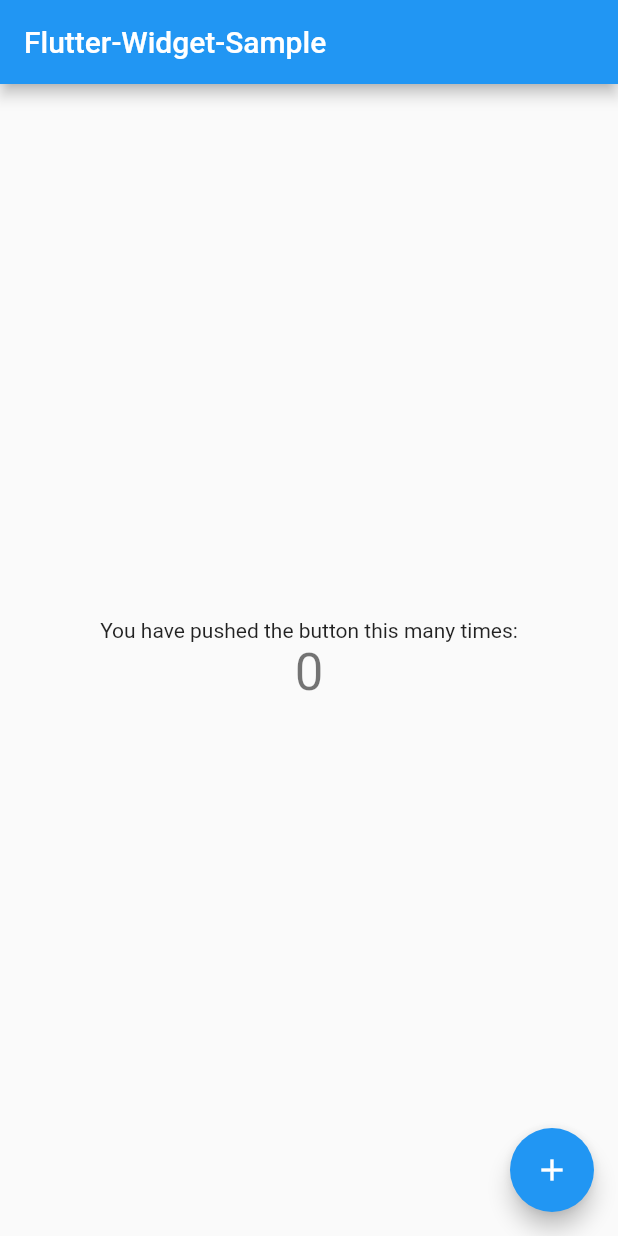
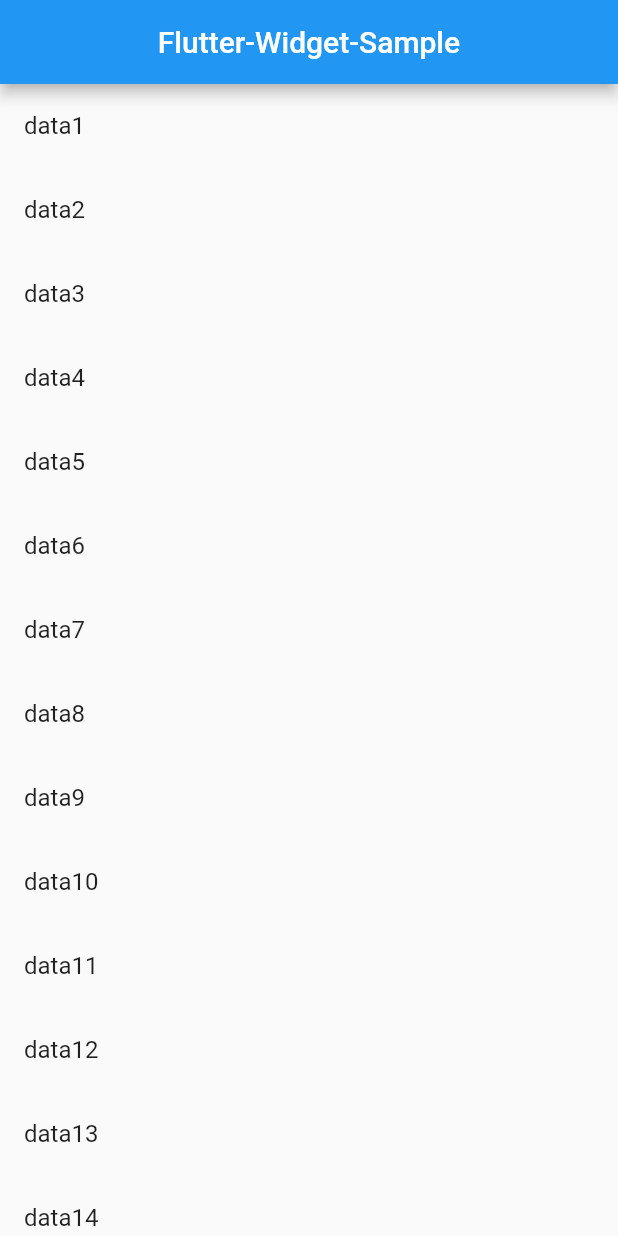
Before and after one commit to naoki-mrmt/Flutter-Widget-Sample, a Flutter app: the screen it shows after launch, on a phone screen of 412 x 824 dp. Run offline on Flutter 3.47's test engine with Material 2 defaults, Android fonts, the phone set to English and light mode, and no system bars.

Commit message:
Listの作成

```diff
--- a/lib/constant/app_string.dart
+++ b/lib/constant/app_string.dart
@@ -3,5 +3,30 @@ class AppString {
     throw AssertionError('private constructor');
   }
 
+  // String
   static const appTitle = 'Flutter-Widget-Sample';
+
+  // List
+  static const listSampleList = [
+    'data1',
+    'data2',
+    'data3',
+    'data4',
+    'data5',
+    'data6',
+    'data7',
+    'data8',
+    'data9',
+    'data10',
+    'data11',
+    'data12',
+    'data13',
+    'data14',
+    'data15',
+    'data16',
+    'data17',
+    'data18',
+    'data19',
+    'data20',
+  ];
 }
--- a/lib/screen/main.dart
+++ b/lib/screen/main.dart
@@ -2,13 +2,12 @@ import 'package:flutter/material.dart';
 import 'package:flutter_widget_sample/constant/app_string.dart';
 
 void main() {
-  runApp(const MyApp());
+  runApp(const FlutterWidgetSample());
 }
 
-class MyApp extends StatelessWidget {
-  const MyApp({Key? key}) : super(key: key);
+class FlutterWidgetSample extends StatelessWidget {
+  const FlutterWidgetSample({Key? key}) : super(key: key);
 
-  // This widget is the root of your application.
   @override
   Widget build(BuildContext context) {
     return MaterialApp(
@@ -16,54 +15,41 @@ class MyApp extends StatelessWidget {
       theme: ThemeData(
         primarySwatch: Colors.blue,
       ),
-      home: const MyHomePage(title: AppString.appTitle),
+      home: const HomePage(
+        navBarTitle: AppString.appTitle,
+      ),
     );
   }
 }
 
-class MyHomePage extends StatefulWidget {
-  const MyHomePage({Key? key, required this.title}) : super(key: key);
+class HomePage extends StatelessWidget {
+  const HomePage({Key? key, required this.navBarTitle}) : super(key: key);
 
-  final String title;
-
-  @override
-  State<MyHomePage> createState() => _MyHomePageState();
-}
-
-class _MyHomePageState extends State<MyHomePage> {
-  int _counter = 0;
-
-  void _incrementCounter() {
-    setState(() {
-      _counter++;
-    });
-  }
+  final String navBarTitle;
 
   @override
   Widget build(BuildContext context) {
     return Scaffold(
       appBar: AppBar(
-        title: Text(widget.title),
+        centerTitle: true,
+        title: Text(
+          navBarTitle,
+        ),
       ),
       body: Center(
-        child: Column(
-          mainAxisAlignment: MainAxisAlignment.center,
-          children: <Widget>[
-            const Text(
-              'You have pushed the button this many times:',
-            ),
-            Text(
-              '$_counter',
-              style: Theme.of(context).textTheme.headline4,
-            ),
-          ],
-        ),
-      ),
-      floatingActionButton: FloatingActionButton(
-        onPressed: _incrementCounter,
-        tooltip: 'Increment',
-        child: const Icon(Icons.add),
+        child: _listBuilder(),
       ),
     );
   }
+
+  Widget _listBuilder() {
+    return ListView.builder(
+      itemCount: AppString.listSampleList.length,
+      itemBuilder: (BuildContext context, int index) {
+        return ListTile(
+          title: Text(AppString.listSampleList[index]),
+        );
+      },
+    );
+  }
 }
```
Also changed, not shown: 1 other file.
